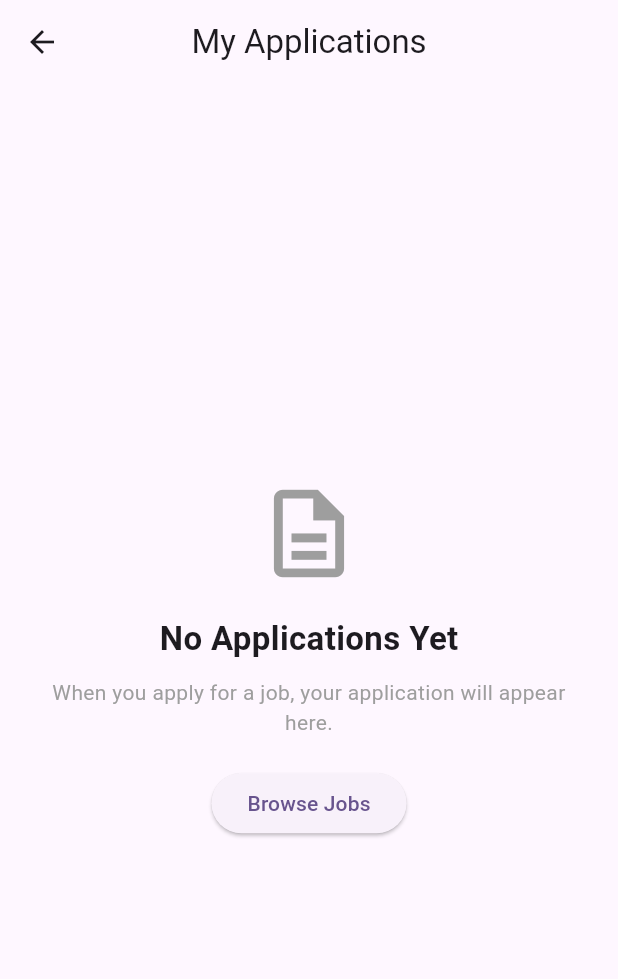
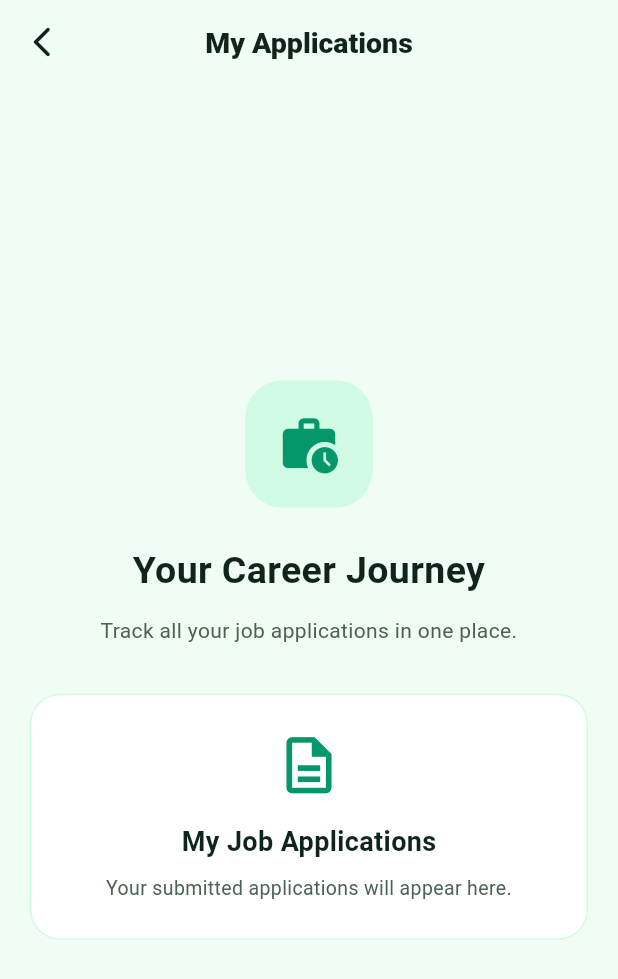
Before and after one commit to Tharaka234/careerwise-ai, a Flutter app: the MyApplicationsScreen screen opened directly, on a phone screen of 412 x 824 dp. Shown: the top 979 px of the screen. Run offline on Flutter 3.47's test engine with Material 3 defaults, Android fonts, the phone set to English and light mode, and no system bars; our stand-ins replace cloud_firestore, firebase_auth; missing offline and left inert: careerwise-ai; accounts and stored records are empty.

Commit message:
Create My Applications screen structure

```diff
--- a/lib/screens/my_applications_screen.dart
+++ b/lib/screens/my_applications_screen.dart
@@ -1,137 +1,143 @@
+
 import 'package:flutter/material.dart';
-import 'package:cloud_firestore/cloud_firestore.dart';
-import 'package:firebase_auth/firebase_auth.dart';
 
-class MyApplicationsScreen extends StatelessWidget {
+class MyApplicationsScreen extends StatefulWidget {
   const MyApplicationsScreen({super.key});
 
   @override
+  State<MyApplicationsScreen> createState() =>
+      _MyApplicationsScreenState();
+}
+
+class _MyApplicationsScreenState
+    extends State<MyApplicationsScreen> {
+
+  static const Color primary = Color(0xFF059669);
+  static const Color background = Color(0xFFF0FDF4);
+  static const Color dark = Color(0xFF0F241B);
+  static const Color muted = Color(0xFF4B6354);
+
+  @override
   Widget build(BuildContext context) {
-    final user = FirebaseAuth.instance.currentUser;
+    return Scaffold(
+      backgroundColor: background,
 
-    if (user == null) {
-      return Scaffold(
-        appBar: AppBar(
-          title: const Text('My Applications'),
+      appBar: AppBar(
+        backgroundColor: background,
+        elevation: 0,
+        centerTitle: true,
+
+        leading: IconButton(
+          icon: const Icon(
+            Icons.arrow_back_ios_new_rounded,
+            color: dark,
+          ),
+          onPressed: () {
+            Navigator.maybePop(context);
+          },
         ),
-        body: const Center(
-          child: Text(
-            'Please login to view your applications.',
+
+        title: const Text(
+          'My Applications',
+          style: TextStyle(
+            color: dark,
+            fontSize: 19,
+            fontWeight: FontWeight.w800,
           ),
         ),
-      );
-    }
+      ),
 
-    return Scaffold(
-      appBar: AppBar(
-        title: const Text('My Applications'),
-        centerTitle: true,
-      ),
-      body: StreamBuilder<QuerySnapshot>(
-        stream: FirebaseFirestore.instance
-            .collection('applications')
-            .where(
-          'userId',
-          isEqualTo: user.uid,
-        )
-            .snapshots(),
-        builder: (context, snapshot) {
-          if (snapshot.connectionState ==
-              ConnectionState.waiting) {
-            return const Center(
-              child: CircularProgressIndicator(),
-            );
-          }
+      body: Center(
+        child: SingleChildScrollView(
+          padding: const EdgeInsets.all(20),
 
-          if (snapshot.hasError) {
-            return Center(
-              child: Text(
-                'Error: ${snapshot.error}',
-              ),
-            );
-          }
+          child: ConstrainedBox(
+            constraints: const BoxConstraints(maxWidth: 800),
 
-          final applications =
-              snapshot.data?.docs ?? [];
+            child: Column(
+              mainAxisAlignment: MainAxisAlignment.center,
+              children: [
 
-          if (applications.isEmpty) {
-            return _emptyState(context);
-          }
+                Container(
+                  width: 85,
+                  height: 85,
 
-          return ListView.builder(
-            padding: const EdgeInsets.all(16),
-            itemCount: applications.length,
-            itemBuilder: (context, index) {
-              final document =
-              applications[index];
+                  decoration: BoxDecoration(
+                    color: const Color(0xFFD1FAE5),
+                    borderRadius: BorderRadius.circular(25),
+                  ),
 
-              final data =
-              document.data()
-              as Map<String, dynamic>;
-
-              return _applicationCard(data);
-            },
-          );
-        },
-      ),
-    );
-  }
-
-  Widget _applicationCard(
-      Map<String, dynamic> data) {
-    final jobTitle =
-        data['jobTitle']?.toString() ??
-            'Unknown Job';
-
-    final company =
-        data['company']?.toString() ??
-            'Unknown Company';
-
-    final status =
-        data['status']?.toString() ??
-            'Applied';
-
-    final appliedAt =
-    data['appliedAt'] as Timestamp?;
-
-    return Card(
-      margin:
-      const EdgeInsets.only(bottom: 16),
-      elevation: 3,
-      child: Padding(
-        padding: const EdgeInsets.all(16),
-        child: Column(
-          crossAxisAlignment:
-          CrossAxisAlignment.start,
-          children: [
-            Row(
-              children: [
-                const Icon(
-                  Icons.work_outline,
-                  size: 35,
-                  color: Colors.blue,
+                  child: const Icon(
+                    Icons.work_history_rounded,
+                    size: 42,
+                    color: primary,
+                  ),
                 ),
 
-                const SizedBox(width: 12),
+                const SizedBox(height: 24),
 
-                Expanded(
-                  child: Column(
-                    crossAxisAlignment:
-                    CrossAxisAlignment.start,
+                const Text(
+                  'Your Career Journey',
+                  textAlign: TextAlign.center,
+                  style: TextStyle(
+                    color: dark,
+                    fontSize: 25,
+                    fontWeight: FontWeight.bold,
+                  ),
+                ),
+
+                const SizedBox(height: 12),
+
+                const Text(
+                  'Track all your job applications in one place.',
+                  textAlign: TextAlign.center,
+                  style: TextStyle(
+                    color: muted,
+                    fontSize: 14,
+                  ),
+                ),
+
+                const SizedBox(height: 32),
+
+                Container(
+                  width: double.infinity,
+                  padding: const EdgeInsets.all(24),
+
+                  decoration: BoxDecoration(
+                    color: Colors.white,
+                    borderRadius: BorderRadius.circular(20),
+                    border: Border.all(
+                      color: const Color(0xFFD1FAE5),
+                    ),
+                  ),
+
+                  child: const Column(
                     children: [
+                      Icon(
+                        Icons.description_outlined,
+                        color: primary,
+                        size: 45,
+                      ),
+
+                      SizedBox(height: 16),
+
                       Text(
-                        jobTitle,
-                        style: const TextStyle(
+                        'My Job Applications',
+                        style: TextStyle(
+                          color: dark,
                           fontSize: 18,
-                          fontWeight:
-                          FontWeight.bold,
+                          fontWeight: FontWeight.bold,
                         ),
                       ),
-                      const SizedBox(height: 5),
+
+                      SizedBox(height: 8),
+
                       Text(
-                        company,
-                        style: const TextStyle(
-                          color: Colors.grey,
+                        'Your submitted applications will appear here.',
+                        textAlign: TextAlign.center,
+                        style: TextStyle(
+                          color: muted,
+                          fontSize: 13,
                         ),
                       ),
                     ],
@@ -139,272 +145,7 @@ class MyApplicationsScreen extends StatelessWidget {
                 ),
               ],
             ),
-
-            const SizedBox(height: 15),
-
-            const Divider(),
-
-            const SizedBox(height: 10),
-
-            Row(
-              children: [
-                const Text(
-                  'Status: ',
-                  style: TextStyle(
-                    fontWeight:
-                    FontWeight.bold,
-                  ),
-                ),
-                _statusChip(status),
-              ],
-            ),
-
-            const SizedBox(height: 15),
-
-            _timeline(status),
-
-            const SizedBox(height: 15),
-
-            Row(
-              children: [
-                const Icon(
-                  Icons.calendar_today,
-                  size: 16,
-                  color: Colors.grey,
-                ),
-                const SizedBox(width: 8),
-                Text(
-                  'Applied on ${_formatDate(appliedAt)}',
-                  style: const TextStyle(
-                    color: Colors.grey,
-                  ),
-                ),
-              ],
-            ),
-          ],
-        ),
-      ),
-    );
-  }
-
-  Widget _statusChip(String status) {
-    Color color = Colors.blue;
-    IconData icon = Icons.schedule;
-
-    if (status.toLowerCase() ==
-        'under review') {
-      color = Colors.orange;
-      icon = Icons.visibility;
-    } else if (status.toLowerCase() ==
-        'shortlisted') {
-      color = Colors.purple;
-      icon = Icons.star;
-    } else if (status.toLowerCase() ==
-        'interview') {
-      color = Colors.indigo;
-      icon = Icons.groups;
-    } else if (status.toLowerCase() ==
-        'accepted') {
-      color = Colors.green;
-      icon = Icons.check_circle;
-    } else if (status.toLowerCase() ==
-        'rejected') {
-      color = Colors.red;
-      icon = Icons.cancel;
-    }
-
-    return Container(
-      padding: const EdgeInsets.symmetric(
-        horizontal: 10,
-        vertical: 6,
-      ),
-      decoration: BoxDecoration(
-        color: color.withOpacity(0.1),
-        borderRadius:
-        BorderRadius.circular(20),
-      ),
-      child: Row(
-        mainAxisSize: MainAxisSize.min,
-        children: [
-          Icon(
-            icon,
-            size: 16,
-            color: color,
           ),
-          const SizedBox(width: 5),
-          Text(
-            status,
-            style: TextStyle(
-              color: color,
-              fontWeight:
-              FontWeight.bold,
-            ),
-          ),
-        ],
-      ),
-    );
-  }
-
-  Widget _timeline(String status) {
-    if (status.toLowerCase() ==
-        'rejected') {
-      return Container(
-        padding: const EdgeInsets.all(12),
-        decoration: BoxDecoration(
-          color: Colors.red.withOpacity(0.1),
-          borderRadius:
-          BorderRadius.circular(10),
-        ),
-        child: const Row(
-          children: [
-            Icon(
-              Icons.cancel,
-              color: Colors.red,
-            ),
-            SizedBox(width: 10),
-            Text(
-              'Application Rejected',
-              style: TextStyle(
-                color: Colors.red,
-                fontWeight: FontWeight.bold,
-              ),
-            ),
-          ],
-        ),
-      );
-    }
-
-    final statuses = [
-      'Applied',
-      'Under Review',
-      'Shortlisted',
-      'Interview',
-      'Accepted',
-    ];
-
-    int currentIndex = 0;
-
-    for (int i = 0;
-    i < statuses.length;
-    i++) {
-      if (statuses[i].toLowerCase() ==
-          status.toLowerCase()) {
-        currentIndex = i;
-      }
-    }
-
-    return Column(
-      crossAxisAlignment:
-      CrossAxisAlignment.start,
-      children: [
-        const Text(
-          'Application Progress',
-          style: TextStyle(
-            fontWeight: FontWeight.bold,
-            fontSize: 16,
-          ),
-        ),
-
-        const SizedBox(height: 12),
-
-        for (int i = 0;
-        i < statuses.length;
-        i++)
-          Row(
-            children: [
-              Icon(
-                i <= currentIndex
-                    ? Icons.check_circle
-                    : Icons
-                    .radio_button_unchecked,
-                color: i <= currentIndex
-                    ? Colors.blue
-                    : Colors.grey,
-                size: 20,
-              ),
-
-              const SizedBox(width: 10),
-
-              Text(
-                statuses[i],
-                style: TextStyle(
-                  fontWeight:
-                  i <= currentIndex
-                      ? FontWeight.bold
-                      : FontWeight.normal,
-                  color: i <= currentIndex
-                      ? Colors.blue
-                      : Colors.grey,
-                ),
-              ),
-            ],
-          ),
-      ],
-    );
-  }
-
-  String _formatDate(
-      Timestamp? timestamp) {
-    if (timestamp == null) {
-      return 'Date unavailable';
-    }
-
-    final date =
-    timestamp.toDate();
-
-    return '${date.day.toString().padLeft(2, '0')}/'
-        '${date.month.toString().padLeft(2, '0')}/'
-        '${date.year}';
-  }
-
-  Widget _emptyState(
-      BuildContext context) {
-    return Center(
-      child: Padding(
-        padding: const EdgeInsets.all(30),
-        child: Column(
-          mainAxisAlignment:
-          MainAxisAlignment.center,
-          children: [
-            const Icon(
-              Icons.description_outlined,
-              size: 70,
-              color: Colors.grey,
-            ),
-
-            const SizedBox(height: 20),
-
-            const Text(
-              'No Applications Yet',
-              style: TextStyle(
-                fontSize: 22,
-                fontWeight:
-                FontWeight.bold,
-              ),
-            ),
-
-            const SizedBox(height: 10),
-
-            const Text(
-              'When you apply for a job, '
-                  'your application will appear here.',
-              textAlign: TextAlign.center,
-              style: TextStyle(
-                color: Colors.grey,
-              ),
-            ),
-
-            const SizedBox(height: 20),
-
-            ElevatedButton(
-              onPressed: () {
-                Navigator.pop(context);
-              },
-              child: const Text(
-                'Browse Jobs',
-              ),
-            ),
-          ],
         ),
       ),
     );
```
